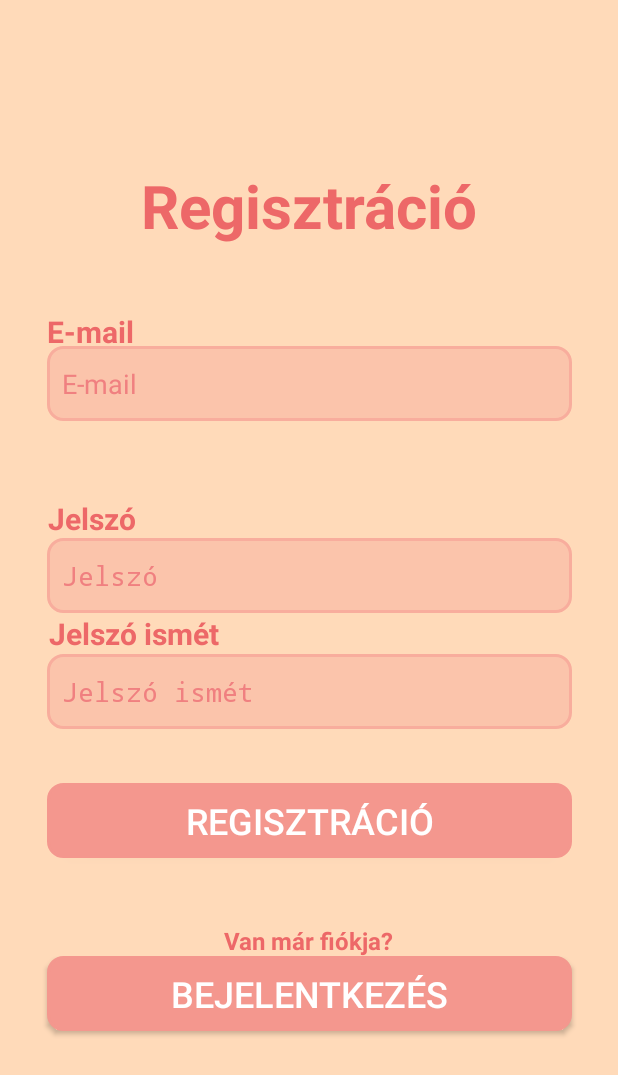
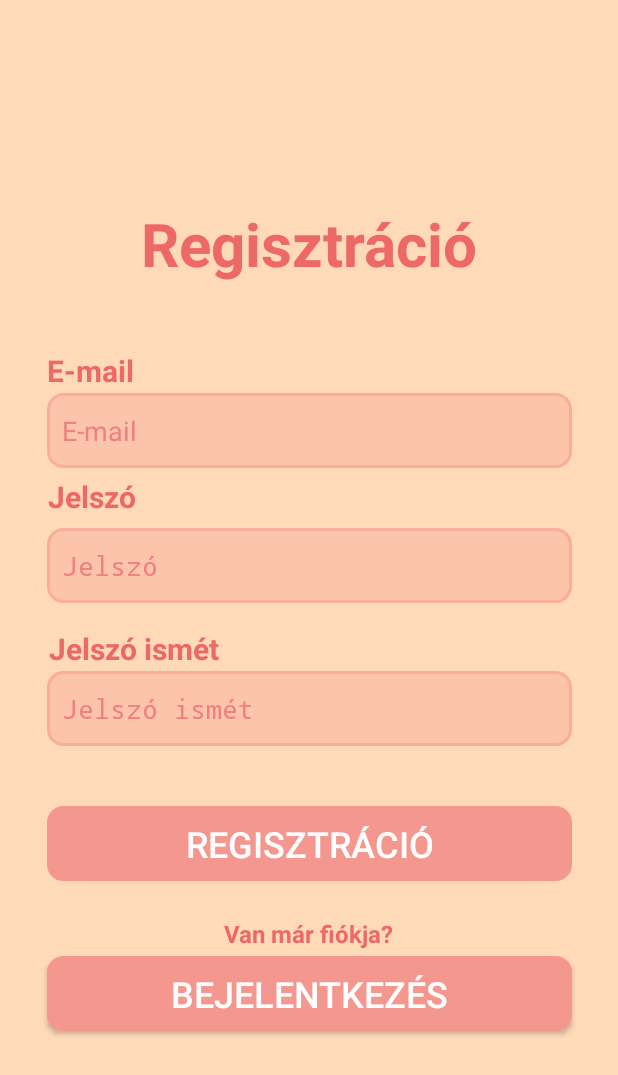
Before and after one commit to GrGadam/MukoromWebshop, an Android app: the RegisterActivity screen opened directly, with no data from a screen before it, on a phone screen of 412 x 824 dp. Shown: the top 1075 px of the screen. Run offline under Robolectric (Android 15) with nearby library versions, the phone set to English and light mode, and no system bars; our stand-ins replace Firebase (no records; nobody signed in at launch, a user with empty details on screens opened directly).

Commit message:
fix layout

```diff
--- a/app/src/main/res/layout/activity_register.xml
+++ b/app/src/main/res/layout/activity_register.xml
@@ -13,7 +13,7 @@
         android:id="@+id/regsiterButton"
         android:layout_width="350sp"
         android:layout_height="50sp"
-        android:layout_marginTop="270sp"
+        android:layout_marginTop="300sp"
         android:background="@drawable/rounded_button"
         android:backgroundTint="@color/pastel3"
         android:text="@string/registration"
@@ -28,7 +28,7 @@
     <TextView
         android:layout_width="wrap_content"
         android:layout_height="wrap_content"
-        android:layout_marginBottom="550sp"
+        android:layout_marginBottom="500sp"
         android:text="@string/registration"
         android:textColor="@color/pastel5"
         android:textSize="40sp"
@@ -43,7 +43,7 @@
         android:id="@+id/emailEditText"
         android:layout_width="350sp"
         android:layout_height="50sp"
-        android:layout_marginTop="120sp"
+        android:layout_marginBottom="250sp"
         android:autofillHints="emailAddress"
         android:background="@drawable/rounded_input"
         android:hint="@string/email"
@@ -54,16 +54,14 @@
         android:textColorHint="@color/pastel4"
         app:layout_constraintBottom_toBottomOf="parent"
         app:layout_constraintEnd_toEndOf="parent"
-        app:layout_constraintHorizontal_bias="0.508"
         app:layout_constraintStart_toStartOf="parent"
-        app:layout_constraintTop_toTopOf="parent"
-        app:layout_constraintVertical_bias="0.169" />
+        app:layout_constraintTop_toTopOf="parent" />
 
     <TextView
         android:layout_width="wrap_content"
         android:layout_height="wrap_content"
-        android:layout_marginEnd="230sp"
-        android:layout_marginBottom="110sp"
+        android:layout_marginTop="40sp"
+        android:layout_marginEnd="234dp"
         android:text="@string/passwordAgain"
         android:textColor="@color/pastel5"
         android:textSize="20sp"
@@ -71,16 +69,14 @@
         android:typeface="normal"
         app:layout_constraintBottom_toBottomOf="parent"
         app:layout_constraintEnd_toEndOf="parent"
-        app:layout_constraintHorizontal_bias="0.476"
         app:layout_constraintStart_toStartOf="parent"
-        app:layout_constraintTop_toTopOf="parent"
-        app:layout_constraintVertical_bias="0.595" />
+        app:layout_constraintTop_toTopOf="parent" />
 
     <EditText
         android:id="@+id/passwordEditText"
         android:layout_width="350sp"
         android:layout_height="50sp"
-        android:layout_marginBottom="200sp"
+        android:layout_marginBottom="70sp"
         android:autofillHints="password"
         android:background="@drawable/rounded_input"
         android:hint="@string/password"
@@ -91,16 +87,14 @@
         android:textColorHint="@color/pastel4"
         app:layout_constraintBottom_toBottomOf="parent"
         app:layout_constraintEnd_toEndOf="parent"
-        app:layout_constraintHorizontal_bias="0.508"
         app:layout_constraintStart_toStartOf="parent"
-        app:layout_constraintTop_toTopOf="parent"
-        app:layout_constraintVertical_bias="0.625" />
+        app:layout_constraintTop_toTopOf="parent" />
 
     <TextView
         android:layout_width="wrap_content"
         android:layout_height="wrap_content"
-        android:layout_marginEnd="270sp"
-        android:layout_marginBottom="270sp"
+        android:layout_marginEnd="270dp"
+        android:layout_marginBottom="294sp"
         android:text="@string/password"
         android:textColor="@color/pastel5"
         android:textSize="20sp"
@@ -117,7 +111,7 @@
         android:id="@+id/passwordAgainEditText"
         android:layout_width="350sp"
         android:layout_height="50sp"
-        android:layout_marginBottom="40sp"
+        android:layout_marginTop="120sp"
         android:autofillHints="password"
         android:background="@drawable/rounded_input"
         android:hint="@string/passwordAgain"
@@ -128,16 +122,14 @@
         android:textColorHint="@color/pastel4"
         app:layout_constraintBottom_toBottomOf="parent"
         app:layout_constraintEnd_toEndOf="parent"
-        app:layout_constraintHorizontal_bias="0.508"
         app:layout_constraintStart_toStartOf="parent"
-        app:layout_constraintTop_toTopOf="parent"
-        app:layout_constraintVertical_bias="0.594" />
+        app:layout_constraintTop_toTopOf="parent" />
 
     <TextView
         android:layout_width="wrap_content"
         android:layout_height="wrap_content"
-        android:layout_marginTop="50sp"
-        android:layout_marginEnd="280sp"
+        android:layout_marginEnd="291dp"
+        android:layout_marginBottom="330sp"
         android:text="@string/email"
         android:textColor="@color/pastel5"
         android:textSize="20sp"
@@ -145,10 +137,8 @@
         android:typeface="normal"
         app:layout_constraintBottom_toBottomOf="parent"
         app:layout_constraintEnd_toEndOf="parent"
-        app:layout_constraintHorizontal_bias="0.424"
         app:layout_constraintStart_toStartOf="parent"
-        app:layout_constraintTop_toTopOf="parent"
-        app:layout_constraintVertical_bias="0.211" />
+        app:layout_constraintTop_toTopOf="parent" />
 
     <TextView
         android:layout_width="wrap_content"
@@ -161,7 +151,7 @@
         app:layout_constraintEnd_toEndOf="parent"
         app:layout_constraintStart_toStartOf="parent"
         app:layout_constraintTop_toTopOf="parent"
-        android:layout_marginTop="430sp"
+        android:layout_marginTop="420sp"
         />
 
     <androidx.appcompat.widget.AppCompatButton
```
Also changed, not shown: app/src/main/res/layout/activity_login.xml (+18 -31 lines).
